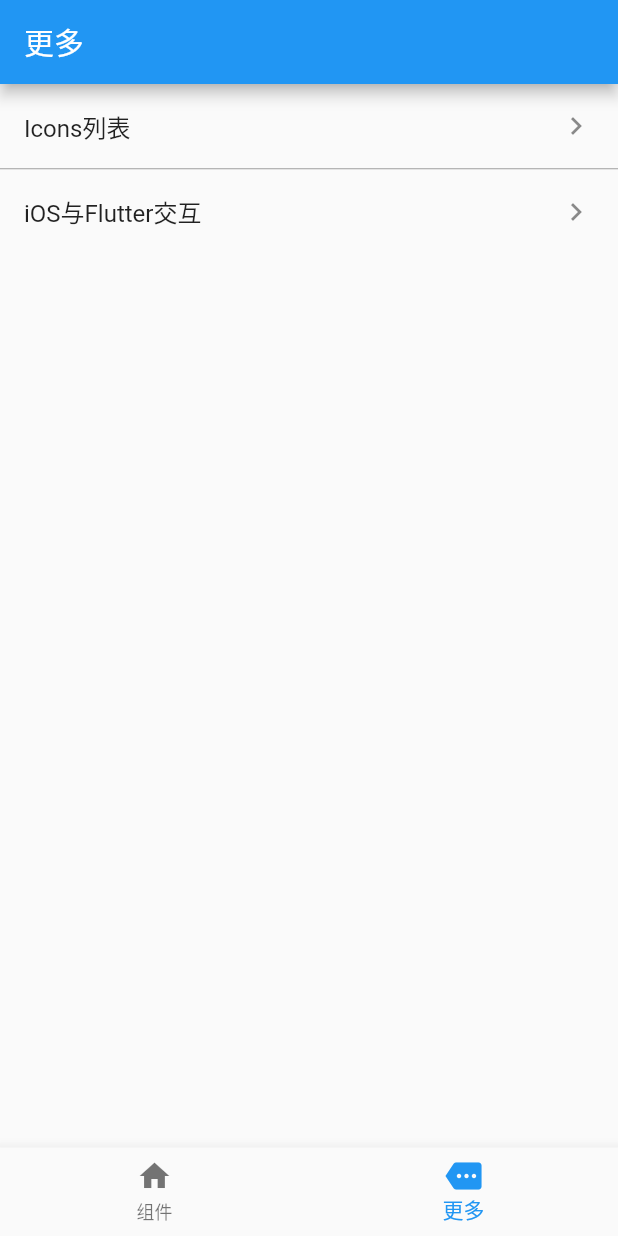
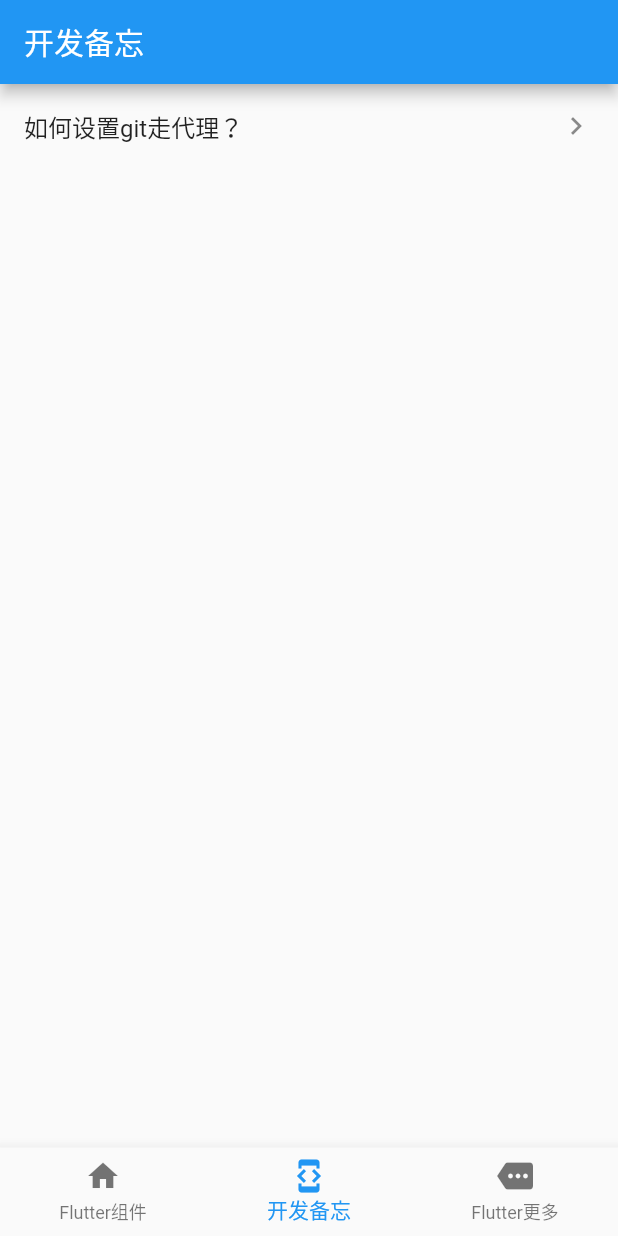
Before and after one commit to flywo/FlutterWidgetUseExample, a Flutter app: the screen it shows after launch, item 2 of the bottom bar chosen, on a phone screen of 412 x 824 dp. Run offline on Flutter 3.47's test engine with Material 2 defaults, Android fonts, the phone set to English and light mode, and no system bars; our stand-ins replace flutter_markdown, image_picker; missing offline and left inert: city_pickers, flutter_webview_plugin, loading_indicator_view, widget_with_codeview.

Commit message:
添加flutter备忘

````diff
--- /dev/null
+++ b/flutter_widget_use/lib/Dev/Dev.dart
@@ -0,0 +1,45 @@
+/// @ClassName Dev
+/// @Description TODO
+/// @Author YuHua
+/// @Date 2021-03-01 11:55 AM
+
+import 'package:flutter/cupertino.dart';
+import 'package:flutter/material.dart';
+import 'package:flutter_widget_use/Dev/GitProxy/GitProxy.dart';
+import 'package:widget_with_codeview/widget_with_codeview.dart';
+
+class Dev extends StatelessWidget {
+  @override
+  Widget build(BuildContext context) {
+    return Scaffold(
+      appBar: AppBar(
+        title: Text("开发备忘"),
+      ),
+      body: ListView.separated(
+          itemBuilder: (context, index) {
+            return ListTile(
+              title: Text("如何设置git走代理？"),
+              trailing: Icon(Icons.keyboard_arrow_right),
+              onTap: () {
+                Navigator.of(context).push(MaterialPageRoute(builder: (context) {
+                  return Scaffold(
+                    appBar: AppBar(
+                      title: Text("如何设置git走代理？"),
+                    ),
+                    body: GitProxy(),
+                  );
+                }));
+              },
+            );
+          },
+          separatorBuilder: (context, index) {
+            return Divider(
+              height: 1,
+              color: Colors.grey[500],
+            );
+          },
+          itemCount: 1
+      ),
+    );
+  }
+}
--- /dev/null
+++ b/flutter_widget_use/lib/Dev/GitProxy/GitProxy.dart
@@ -0,0 +1,34 @@
+import 'package:flutter/cupertino.dart';
+import 'package:flutter_markdown/flutter_markdown.dart';
+
+/// @ClassName GitProxy
+/// @Description TODO
+/// @Author YuHua
+/// @Date 2021-03-01 1:28 PM
+
+const content = """
+## 如何给git设置代理，一劳永逸？
+> 1.在终端输入如下命令设置git的代理。
+```
+git config --global http.proxy 'http://127.0.0.1:7890'
+git config --global https.proxy 'http://127.0.0.1:7890'
+```
+> 2.输入如下命令，查看代理是否设置成功。
+```
+git config --global -l
+```
+- 使用该命令后，如果能够看到，
+```
+http.proxy=http://127.0.0.1:7890
+https.proxy=http://127.0.0.1:7890
+```
+- 表示设置成功。
+> 3.使用SorceTree等git工具进行操作即可。
+""";
+
+class GitProxy extends StatelessWidget {
+  @override
+  Widget build(BuildContext context) {
+    return Markdown(data: content);
+  }
+}
--- a/flutter_widget_use/lib/More/More.dart
+++ b/flutter_widget_use/lib/More/More.dart
@@ -9,7 +9,7 @@ class More extends StatelessWidget {
   Widget build(BuildContext context) {
     return Scaffold(
       appBar: AppBar(
-        title: Text("更多"),
+        title: Text("Flutter更多"),
       ),
       body: ListView.separated(
           itemBuilder: (context, index) {
--- a/flutter_widget_use/lib/main.dart
+++ b/flutter_widget_use/lib/main.dart
@@ -14,6 +14,7 @@ import 'package:flutter_widget_use/Components/Progress/Progress.dart';
 import 'package:flutter_widget_use/Components/Scaffold/Scaffold.dart';
 import 'package:flutter_widget_use/Components/Scroll/Scroll.dart';
 import 'package:flutter_widget_use/Components/Tab/Tab.dart' as my;
+import 'package:flutter_widget_use/Dev/Dev.dart' as my;
 import 'package:flutter_widget_use/Elements/Form/Form.dart' as my;
 import 'package:flutter_widget_use/Elements/Frame/Frame.dart';
 import 'package:flutter_widget_use/Elements/Media/Media.dart';
@@ -32,7 +33,7 @@ class MyApp extends StatefulWidget {
 
 class _MyAppState extends State<MyApp> {
   int _current = 0;
-  List pages = [WidgetHome(), MoreHome()];
+  List pages = [WidgetHome(), Dev(), MoreHome()];
 
   @override
   Widget build(BuildContext context) {
@@ -41,8 +42,9 @@ class _MyAppState extends State<MyApp> {
         body: pages[_current],
         bottomNavigationBar: BottomNavigationBar(
           items: [
-            BottomNavigationBarItem(icon: Icon(Icons.home), label: "组件"),
-            BottomNavigationBarItem(icon: Icon(Icons.more), label: "更多"),
+            BottomNavigationBarItem(icon: Icon(Icons.home), label: "Flutter组件"),
+            BottomNavigationBarItem(icon: Icon(Icons.developer_mode), label: "开发备忘"),
+            BottomNavigationBarItem(icon: Icon(Icons.more), label: "Flutter更多"),
           ],
           currentIndex: _current,
           onTap: (index) {
@@ -130,6 +132,15 @@ class WidgetHome extends StatelessWidget {
 }
 
 
+class Dev extends StatelessWidget {
+  @override
+  Widget build(BuildContext context) {
+    return my.Dev();
+  }
+}
+
+
+
 class MoreHome extends StatelessWidget {
   @override
   Widget build(BuildContext context) {
````
Also changed, not shown: 2 other files.
